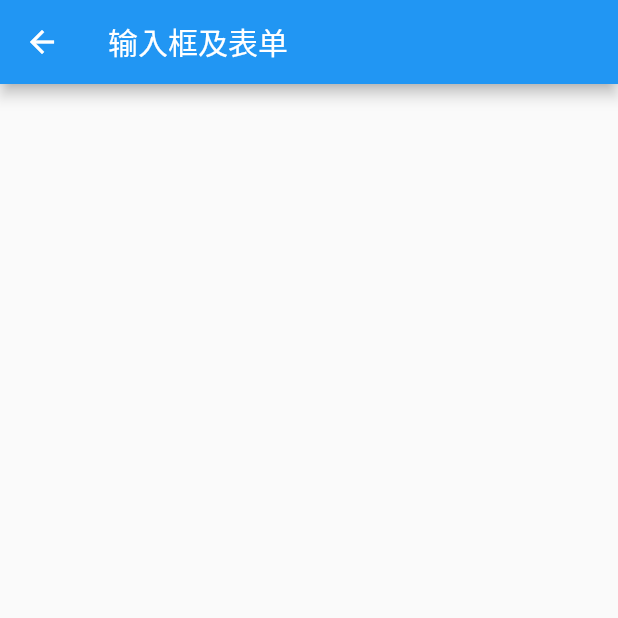
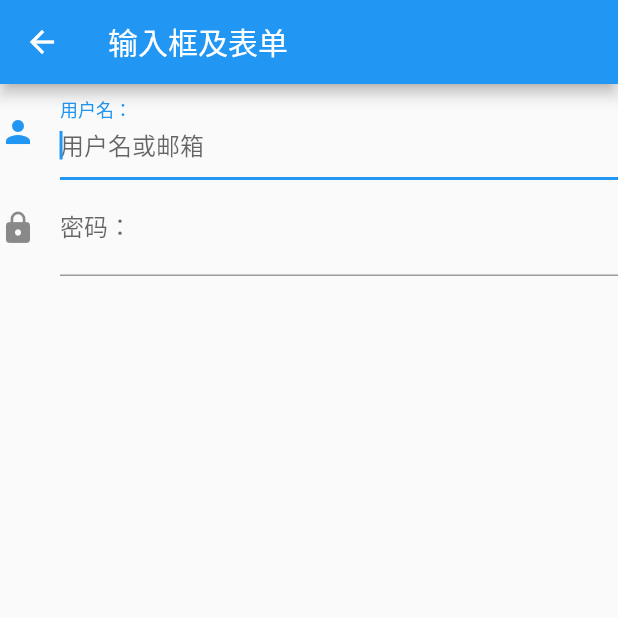
Before and after one commit to Yxjie/Flutter_Study, a Flutter app: the TextFieldWidget screen opened directly, on a phone screen of 412 x 824 dp, the top half of it. Run offline on Flutter 3.47's test engine with Material 2 defaults, Android fonts, the phone set to English and light mode, and no system bars; network calls fail.

Commit message:
[NFF] 代码提交

```diff
--- a/flutter_demo/lib/textField.dart
+++ b/flutter_demo/lib/textField.dart
@@ -1,14 +1,37 @@
 import 'package:flutter/material.dart';
 
-class TextFieldWidget extends StatelessWidget{
+
+class TextFieldWidget extends StatelessWidget {
   @override
   Widget build(BuildContext context) {
     return Scaffold(
       appBar: AppBar(
         title: Text("输入框及表单"),
       ),
-//      body: ,
+      body: Column(
+        children: <Widget>[
+          TextField(
+            //是否自动获取焦点
+            autofocus: true,
+            onChanged: (str) {
+              print("onChanged: $str");
+            },
+            decoration: InputDecoration(
+                icon: Icon(Icons.person),
+                labelText: "用户名：",
+                hintText: "用户名或邮箱"),
+          ),
+          TextField(
+            //是否隐藏正在编辑的文本，如用于输入密码的场景等，文本内容会用“•”替换。
+            obscureText: true,
+            decoration: InputDecoration(
+              icon: Icon(Icons.lock),
+              labelText: "密码：",
+              hintText: "您额登陆密码",
+            ),
+          ),
+        ],
+      ),
     );
   }
-
 }
--- a/flutter_demo/pubspec.yaml
+++ b/flutter_demo/pubspec.yaml
@@ -19,6 +19,8 @@ dependencies:
   # The following adds the Cupertino Icons font to your application.
   # Use with the CupertinoIcons class for iOS style icons.
   cupertino_icons: ^0.1.2
+  fluttertoast: ^2.1.5
+
 
 dev_dependencies:
   flutter_test:
```
Also changed, not shown: flutter_demo/lib/demo.dart (+9 -2 lines), flutter_demo/lib/textFiled2.dart (added, +102 -0 lines), 2 other files.
